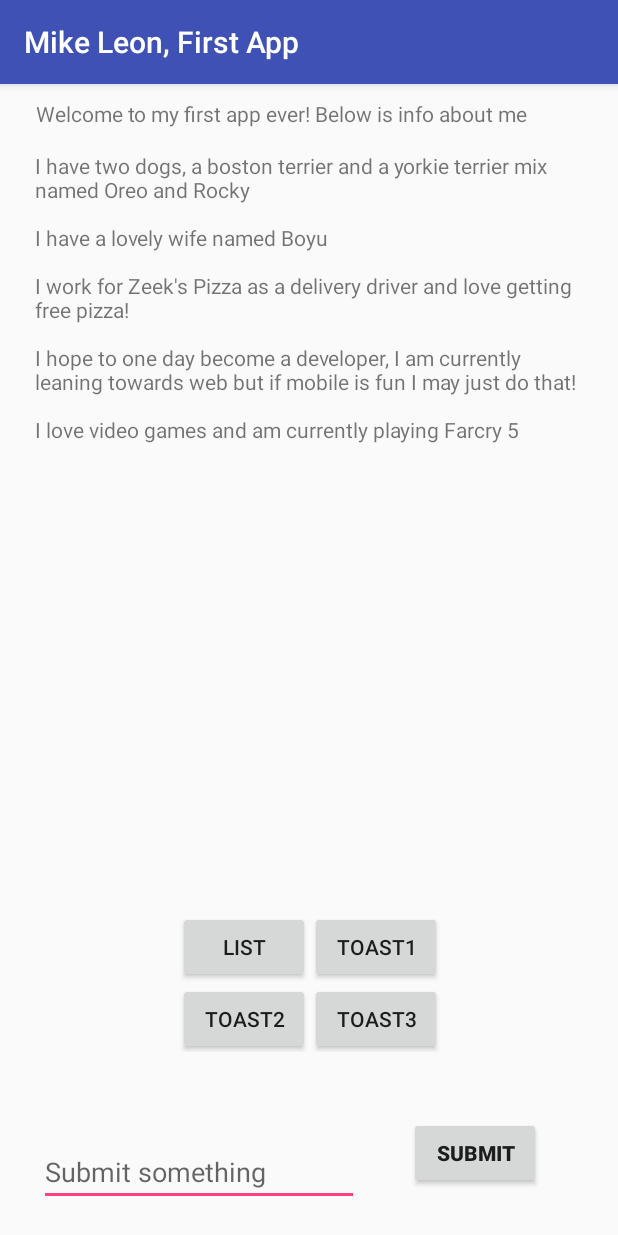
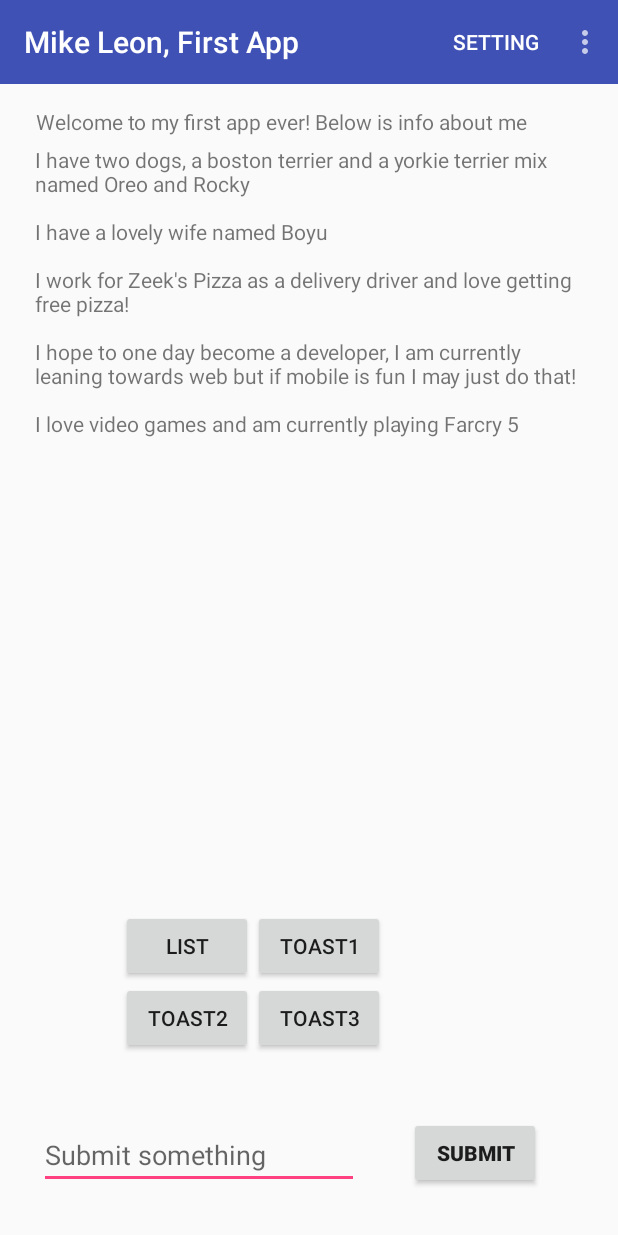
Before and after one commit to MikeJLeon/ad340, an Android app: the screen it shows after launch (MainActivity), on a phone screen of 412 x 824 dp. Run offline under Robolectric (Android 15) with nearby library versions, the phone set to English and light mode, and no system bars.

Commit message:
Assignment 4 - Navigation, added up navigation on list and about. Added toast to settings button on main activity. Add links in sub menu for list and about. Added activity title for list and about. Created about. Need to change settings to icon.

```diff
--- a/app/build.gradle
+++ b/app/build.gradle
@@ -31,5 +31,6 @@ dependencies {
     implementation 'com.android.support:recyclerview-v7:27.1.1'
     implementation 'com.github.bumptech.glide:glide:4.7.1'
     annotationProcessor 'com.github.bumptech.glide:compiler:4.7.1'
+    implementation 'de.hdodenhof:circleimageview:2.2.0'
 
 }
--- a/app/src/main/java/com/example/mike/mikeleonad340/MainActivity.java
+++ b/app/src/main/java/com/example/mike/mikeleonad340/MainActivity.java
@@ -1,9 +1,13 @@
 package com.example.mike.mikeleonad340;
 
 import android.content.Context;
+import android.content.Intent;
+import android.os.Bundle;
 import android.support.v7.app.AppCompatActivity;
-import android.os.Bundle;
-import android.content.Intent;
+import android.support.v7.widget.Toolbar;
+import android.view.Menu;
+import android.view.MenuInflater;
+import android.view.MenuItem;
 import android.view.View;
 import android.widget.EditText;
 import android.widget.Toast;
@@ -16,8 +20,33 @@ public class MainActivity extends AppCompatActivity {
     protected void onCreate(Bundle savedInstanceState) {
         super.onCreate(savedInstanceState);
         setContentView(R.layout.activity_main);
+        Toolbar mToolBar = findViewById(R.id.toolbar);
+        setSupportActionBar(mToolBar);
     }
 
+    @Override
+    public boolean onCreateOptionsMenu(Menu menu){
+        MenuInflater mMenuInflater = getMenuInflater();
+        mMenuInflater.inflate(R.menu.my_menu, menu);
+        return true;
+    }
+
+    @Override
+    public boolean onOptionsItemSelected(MenuItem item){
+        if(item.getItemId() == R.id.action_setting){
+            Toast.makeText(MainActivity.this,
+                        "Settings", Toast.LENGTH_SHORT).show();
+        }
+        if(item.getItemId() == R.id.action_about){
+            Intent intent = new Intent(this, about.class);
+            startActivity(intent);
+        }
+        if(item.getItemId() == R.id.action_movies){
+            Intent intent = new Intent(this, list.class);
+            startActivity(intent);
+        }
+        return true;
+    }
     public void sendMessage(View view) {
         Intent intent = new Intent(this, submit.class);
         EditText input = findViewById(R.id.input);
--- a/app/src/main/res/layout/activity_main.xml
+++ b/app/src/main/res/layout/activity_main.xml
@@ -5,27 +5,39 @@
     android:layout_width="match_parent"
     android:layout_height="match_parent"
     tools:context=".MainActivity"
-    tools:layout_editor_absoluteY="81dp">
+    tools:layout_editor_absoluteY="25dp">
+
+    <android.support.v7.widget.Toolbar
+        android:id="@+id/toolbar"
+        android:layout_width="match_parent"
+        android:layout_height="wrap_content"
+        android:layout_marginBottom="15dp"
+        android:background="?attr/colorPrimary"
+        android:minHeight="?attr/actionBarSize"
+        app:theme="@style/ThemeOverlay.AppCompat.Dark"
+        app:popupTheme="@style/ThemeOverlay.AppCompat.Light"
+        app:layout_constraintBottom_toTopOf="@+id/textView"
+        app:layout_constraintEnd_toEndOf="parent"
+        app:layout_constraintStart_toStartOf="parent"
+        app:layout_constraintTop_toTopOf="parent" />
 
     <TextView
         android:id="@+id/textView"
         android:layout_width="0dp"
         android:layout_height="25dp"
-        android:layout_marginBottom="9dp"
         android:layout_marginEnd="24dp"
         android:layout_marginStart="24dp"
-        android:layout_marginTop="10dp"
         android:text="@string/intro"
         app:layout_constraintBottom_toTopOf="@+id/textView2"
         app:layout_constraintEnd_toEndOf="parent"
         app:layout_constraintStart_toStartOf="parent"
-        app:layout_constraintTop_toTopOf="parent" />
+        app:layout_constraintTop_toBottomOf="@+id/toolbar" />
 
     <TextView
         android:id="@+id/textView2"
         android:layout_width="0dp"
-        android:layout_height="0dp"
-        android:layout_marginBottom="12dp"
+        android:layout_height="234dp"
+        android:layout_marginBottom="20dp"
         android:layout_marginEnd="23dp"
         android:layout_marginStart="23dp"
         android:text="@string/facts"
@@ -38,7 +50,7 @@
         android:id="@+id/input"
         android:layout_width="wrap_content"
         android:layout_height="wrap_content"
-        android:layout_marginBottom="20dp"
+        android:layout_marginBottom="31dp"
         android:layout_marginEnd="8dp"
         android:ems="10"
         android:hint="@string/submit_some_android_string_paste_as_plain_text"
@@ -64,11 +76,11 @@
     <android.support.v7.widget.GridLayout
         android:id="@+id/gridLayout"
         android:layout_width="175dp"
-        android:layout_height="94dp"
-        android:layout_marginBottom="43dp"
+        android:layout_height="0dp"
+        android:layout_marginBottom="42dp"
+        android:layout_marginStart="57dp"
         app:layout_constraintBottom_toTopOf="@+id/button"
-        app:layout_constraintEnd_toEndOf="parent"
-        app:layout_constraintStart_toStartOf="parent"
+        app:layout_constraintStart_toStartOf="@+id/textView2"
         app:layout_constraintTop_toBottomOf="@+id/textView2">
 
         <Button
--- /dev/null
+++ b/app/src/main/res/menu/my_menu.xml
@@ -0,0 +1,19 @@
+<?xml version="1.0" encoding="utf-8"?>
+<menu xmlns:android="http://schemas.android.com/apk/res/android"
+    xmlns:app="http://schemas.android.com/apk/res-auto">
+
+    <item
+        android:id="@+id/action_setting"
+        android:title="@string/menu_action_setting"
+        app:showAsAction="ifRoom" />
+
+    <item
+        android:id="@+id/action_about"
+        android:title="@string/menu_action_about"
+        app:showAsAction="never" />
+
+    <item
+        android:id="@+id/action_movies"
+        android:title="@string/menu_action_movies"
+        app:showAsAction="never" />
+</menu>
--- a/app/src/main/res/values/strings.xml
+++ b/app/src/main/res/values/strings.xml
@@ -26,4 +26,8 @@
     <string name="test4">test4</string>
     <string name="title">title</string>
     <string name="year">year</string>
+    <string name="menu_action_setting">setting</string>
+    <string name="about_content">This is my first app. It showcases various techniques I have learned / researched and plan on continuing my education and adding more and more types of code to this application.</string>
+    <string name="menu_action_about">About</string>
+    <string name="menu_action_movies">Movies</string>
 </resources>
--- a/app/src/main/res/values/styles.xml
+++ b/app/src/main/res/values/styles.xml
@@ -1,11 +1,10 @@
 <resources>
 
     <!-- Base application theme. -->
-    <style name="AppTheme" parent="Theme.AppCompat.Light.DarkActionBar">
+    <style name="AppTheme" parent="Theme.AppCompat.Light.NoActionBar">
         <!-- Customize your theme here. -->
         <item name="colorPrimary">@color/colorPrimary</item>
         <item name="colorPrimaryDark">@color/colorPrimaryDark</item>
         <item name="colorAccent">@color/colorAccent</item>
     </style>
-
 </resources>
```
Also changed, not shown: app/src/main/AndroidManifest.xml (+30 -3 lines), app/src/main/java/com/example/mike/mikeleonad340/about.java (added, +29 -0 lines), app/src/main/java/com/example/mike/mikeleonad340/list.java (+14 -0 lines), app/src/main/res/layout/activity_about.xml (added, +36 -0 lines), app/src/main/res/layout/activity_list.xml (+15 -2 lines), app/src/main/res/layout/recyclerview_items.xml (+23 -11 lines), app/src/main/res/drawable-hdpi/ic_back.png (added), app/src/main/res/drawable-mdpi/ic_back.png (added), app/src/main/res/drawable-xhdpi/ic_back.png (added), app/src/main/res/drawable-xxhdpi/ic_back.png (added).
